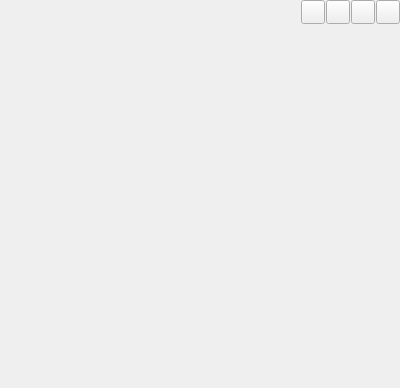
Old version of the form classes/widget/containerwidget.ui in the repository vlarry/configurator.
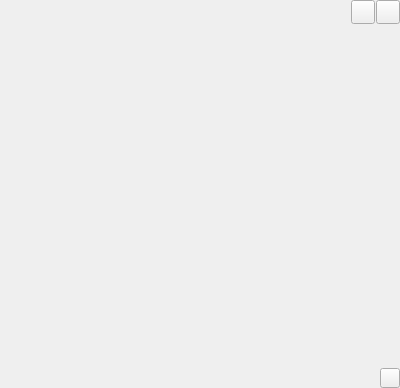
New version of the form. Icons and pictures are not drawn.

Diff of the .ui file:
```diff
--- a/classes/widget/containerwidget.ui
+++ b/classes/widget/containerwidget.ui
@@ -103,64 +103,6 @@
        </item>
       </layout>
      </item>
-     <item>
-      <widget class="QToolButton" name="toolButtonHeaderMinimize">
-       <property name="minimumSize">
-        <size>
-         <width>24</width>
-         <height>24</height>
-        </size>
-       </property>
-       <property name="maximumSize">
-        <size>
-         <width>24</width>
-         <height>24</height>
-        </size>
-       </property>
-       <property name="text">
-        <string/>
-       </property>
-       <property name="icon">
-        <iconset resource="../../resource.qrc">
-         <normaloff>:/images/resource/images/minimize.png</normaloff>:/images/resource/images/minimize.png</iconset>
-       </property>
-       <property name="iconSize">
-        <size>
-         <width>24</width>
-         <height>24</height>
-        </size>
-       </property>
-      </widget>
-     </item>
-     <item>
-      <widget class="QToolButton" name="toolButtonHeaderExpand">
-       <property name="minimumSize">
-        <size>
-         <width>24</width>
-         <height>24</height>
-        </size>
-       </property>
-       <property name="maximumSize">
-        <size>
-         <width>24</width>
-         <height>24</height>
-        </size>
-       </property>
-       <property name="text">
-        <string/>
-       </property>
-       <property name="icon">
-        <iconset resource="../../resource.qrc">
-         <normaloff>:/images/resource/images/expanded.png</normaloff>:/images/resource/images/expanded.png</iconset>
-       </property>
-       <property name="iconSize">
-        <size>
-         <width>24</width>
-         <height>24</height>
-        </size>
-       </property>
-      </widget>
-     </item>
      <item>
       <widget class="QToolButton" name="toolButtonHeaderClose">
        <property name="minimumSize">
@@ -202,6 +144,51 @@
      </property>
     </widget>
    </item>
+   <item>
+    <layout class="QHBoxLayout" name="horizontalLayoutGrip">
+     <property name="spacing">
+      <number>0</number>
+     </property>
+     <item>
+      <spacer name="horizontalSpacer">
+       <property name="orientation">
+        <enum>Qt::Horizontal</enum>
+       </property>
+       <property name="sizeHint" stdset="0">
+        <size>
+         <width>40</width>
+         <height>20</height>
+        </size>
+       </property>
+      </spacer>
+     </item>
+     <item>
+      <widget class="QToolButton" name="toolButtonGrip">
+       <property name="sizePolicy">
+        <sizepolicy hsizetype="Fixed" vsizetype="Fixed">
+         <horstretch>0</horstretch>
+         <verstretch>0</verstretch>
+        </sizepolicy>
+       </property>
+       <property name="minimumSize">
+        <size>
+         <width>20</width>
+         <height>20</height>
+        </size>
+       </property>
+       <property name="maximumSize">
+        <size>
+         <width>20</width>
+         <height>20</height>
+        </size>
+       </property>
+       <property name="text">
+        <string/>
+       </property>
+      </widget>
+     </item>
+    </layout>
+   </item>
   </layout>
  </widget>
  <resources>
```
Left out of the diff: 4 changed lines with no effect on the pictures.
